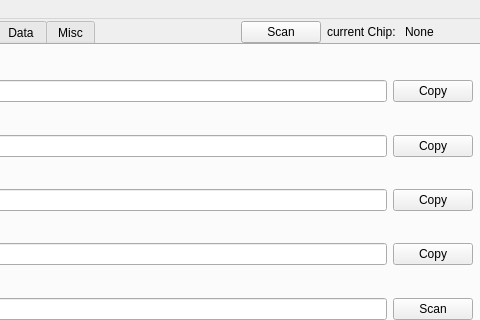
Above: src/mainwindow.ui from YuzukiTsuru/YFEL before the change; both pictures show x 209 to 689 and y 0 to 320 of the 689 by 407 pixel window. Below: the same form after it.
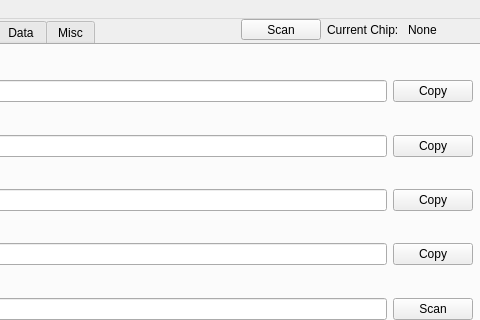
That is the form after the change. The open tabs and pages were chosen to show the change.

Commit message: manage usb handler on lifetime

Patch:
```diff
--- a/src/mainwindow.ui
+++ b/src/mainwindow.ui
@@ -623,10 +623,16 @@
       <x>450</x>
       <y>0</y>
       <width>231</width>
-      <height>26</height>
+      <height>21</height>
      </rect>
     </property>
     <layout class="QHBoxLayout" name="horizontalLayout_7">
+     <property name="spacing">
+      <number>6</number>
+     </property>
+     <property name="rightMargin">
+      <number>0</number>
+     </property>
      <item>
       <widget class="QPushButton" name="scan_pushButton">
        <property name="text">
@@ -637,7 +643,7 @@
      <item>
       <widget class="QLabel" name="chip_label">
        <property name="text">
-        <string>current Chip: </string>
+        <string>Current Chip: </string>
        </property>
       </widget>
      </item>
```
Left out of the diff: 2 changed lines with no effect on the pictures.
